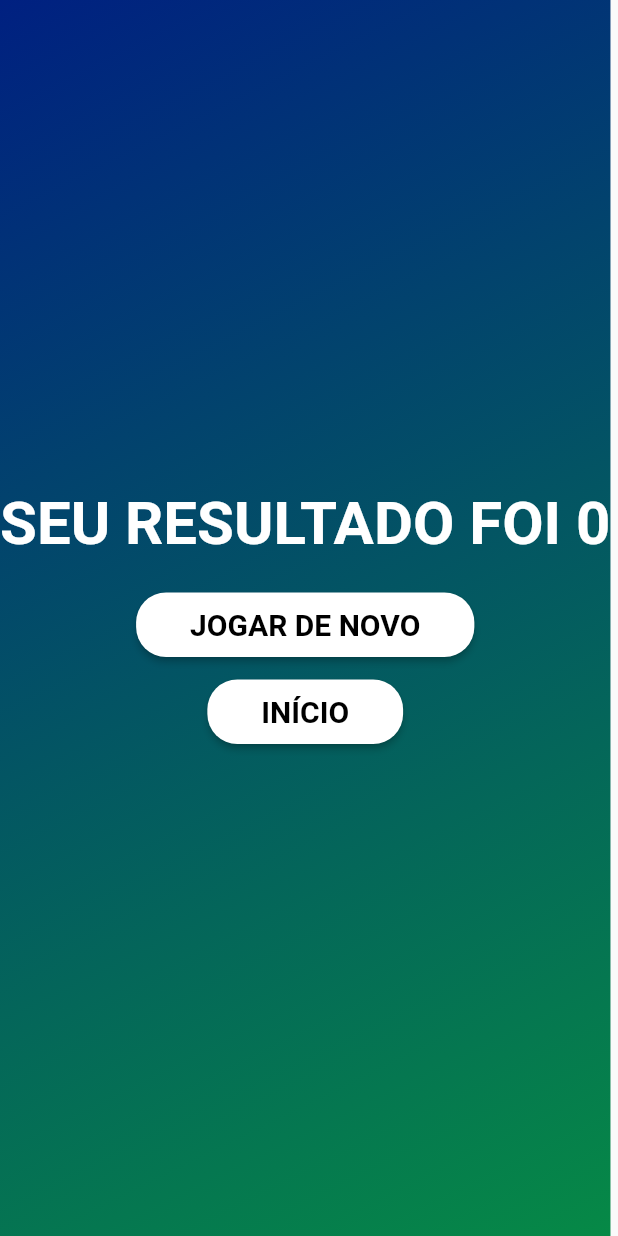
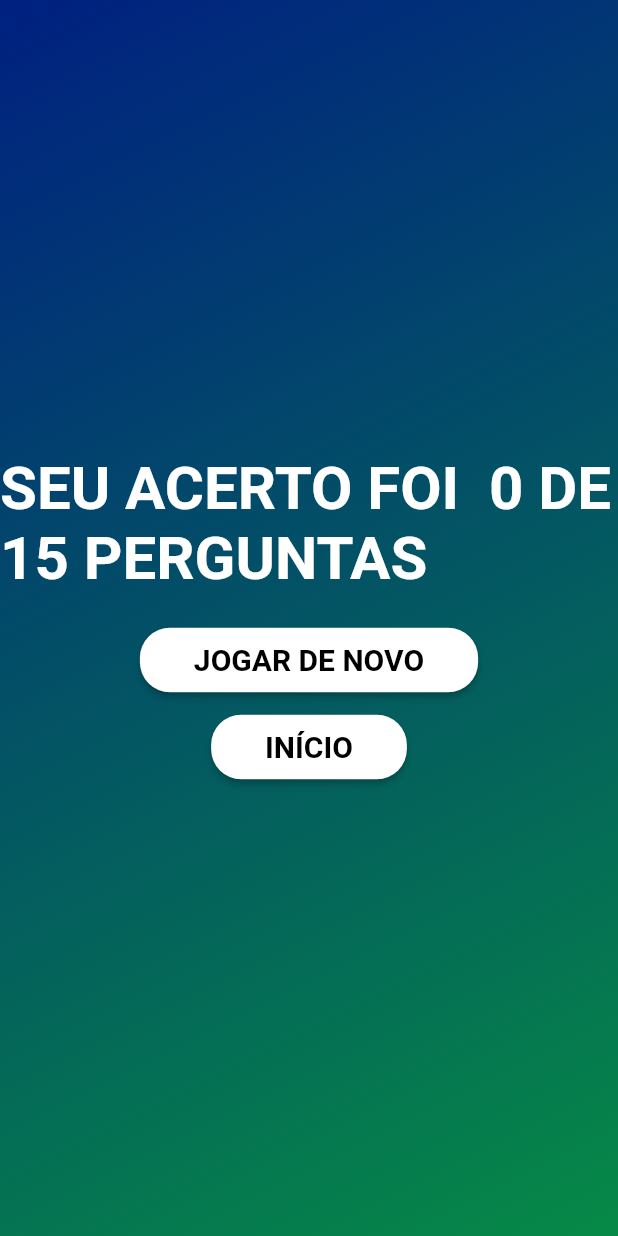
Before and after one commit to cahenq/quiz-historia-de-rondonia, a Flutter app: the TelaResultados screen opened by its route, on a phone screen of 412 x 824 dp. Run offline on Flutter 3.47's test engine with Material 2 defaults, Android fonts, the phone set to English and light mode, and no system bars; Roboto replaces fonts that are missing (GeometryExtraBold).

Commit message:
quiz pronto

```diff
--- a/lib/main.dart
+++ b/lib/main.dart
@@ -1,7 +1,7 @@
 import 'package:flutter/material.dart';
 import 'telas/tela_inicio.dart';
-import 'telas/tela_perguntas.dart'; // Importe o arquivo tela_perguntas.dart
-import 'telas/tela_resultados.dart'; // Importe o arquivo tela_resultados.dart
+import 'telas/tela_perguntas.dart';
+import 'telas/tela_resultados.dart';
 
 void main() {
   runApp(MyApp());
@@ -16,7 +16,7 @@ class MyApp extends StatelessWidget {
       routes: {
         '/': (context) => TelaInicio(),
         '/perguntas': (context) => TelaPerguntas(),
-        '/resultados': (context) => TelaResultados(),
+        '/resultados': (context) => TelaResultados(0), // Fornecendo um valor inicial para 'pontuacao'
       },
     );
   }
--- a/lib/telas/tela_resultados.dart
+++ b/lib/telas/tela_resultados.dart
@@ -5,8 +5,8 @@ import 'package:quiz_game/dadosquiz.dart';
 
 class TelaResultados extends StatelessWidget {
 
-
-
+  final int pontuacao; // Variável para armazenar a pontuação.
+  TelaResultados(this.pontuacao); // Construtor para receber a pontuação.
 
   @override
   Widget build(BuildContext context) {
@@ -24,7 +24,7 @@ class TelaResultados extends StatelessWidget {
           mainAxisAlignment: MainAxisAlignment.center,
           children: <Widget>[
             Text(
-              'SEU RESULTADO FOI ${DadosQuiz.pontos}',
+              'SEU ACERTO FOI  $pontuacao DE 15 PERGUNTAS',
               style: TextStyle(
                 fontFamily: 'GeometryExtraBold',
                 fontWeight: FontWeight.bold,
@@ -67,6 +67,7 @@ class TelaResultados extends StatelessWidget {
                 Navigator.push(
                   context,
                   MaterialPageRoute(builder: (context) => TelaInicio()),
+
                 );
               },
               style: ButtonStyle(
```
Also changed, not shown: lib/telas/tela_perguntas.dart (+11 -2 lines).
